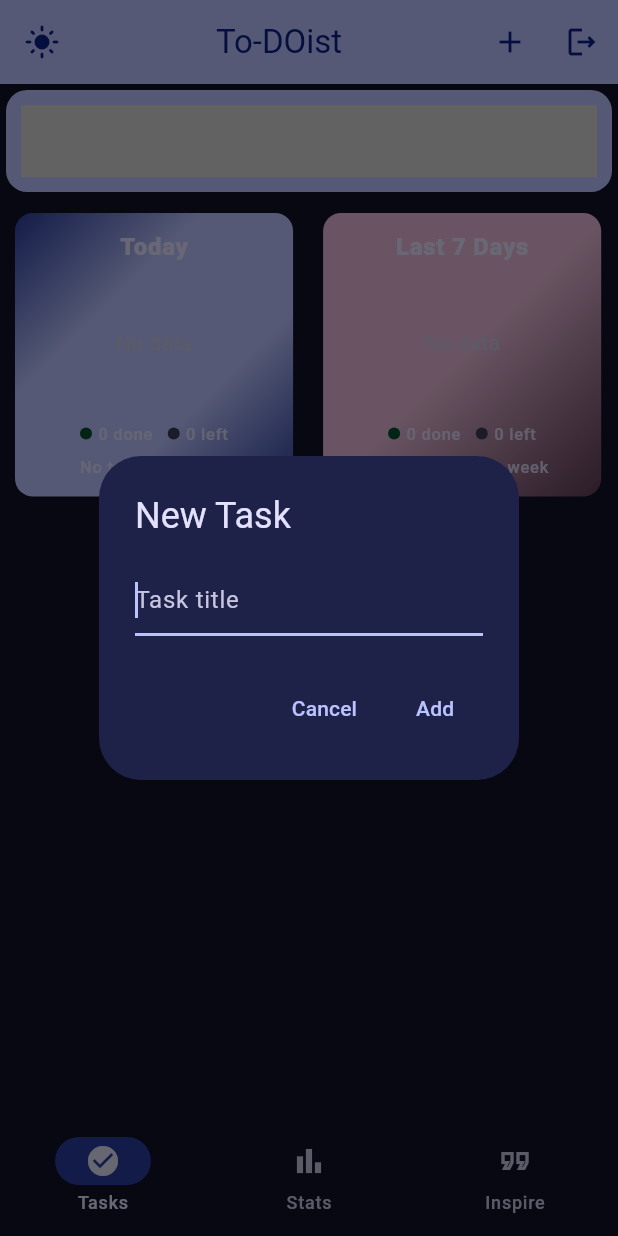
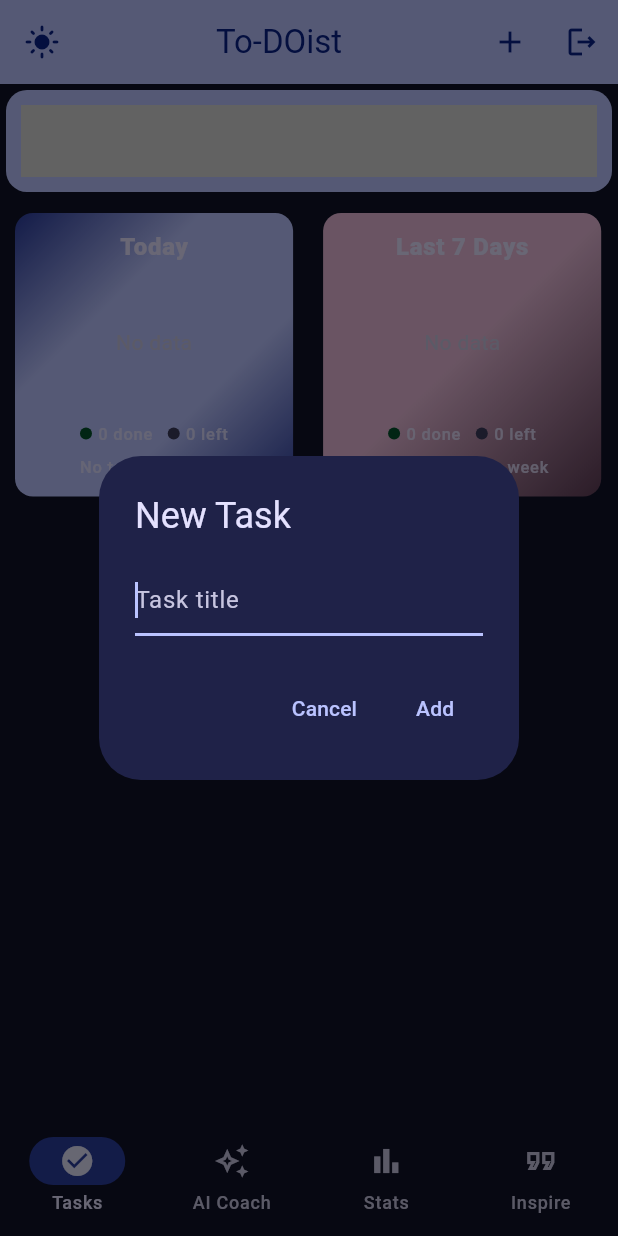
Before and after one commit to Jiya-Sharma09/Track_app, a Flutter app: the MainScreen screen opened directly, after a tap on the "dark mode" icon, after a tap on the "add" icon, on a phone screen of 412 x 824 dp. Run offline on Flutter 3.47's test engine with Material 3 defaults, Android fonts, the light colour scheme and no system bars; our stand-ins replace fl_chart, flutter_secure_storage, google_generative_ai, jwt_decoder, shared_preferences; missing offline and left inert: horizontal_week_calendar; accounts and stored records are empty; network calls fail.

Commit message:
feat: AI coach screen

```diff
--- /dev/null
+++ b/lib/model/chat_messages.dart
@@ -0,0 +1,5 @@
+class ChatMessages {
+  final String text;
+  final String sender;
+  ChatMessages({required this.sender, required this.text});
+}
--- a/lib/screens/ai_screen.dart
+++ b/lib/screens/ai_screen.dart
@@ -0,0 +1,211 @@
+import 'package:flutter/material.dart';
+import 'package:provider/provider.dart';
+import 'package:track_app/providers/todo_provider.dart';
+import 'package:track_app/service/gemini_service.dart';
+import 'package:track_app/model/chat_messages.dart';
+
+class AiScreen extends StatefulWidget {
+  const AiScreen({super.key});
+
+  @override
+  State<AiScreen> createState() => _AiScreenState();
+}
+
+class _AiScreenState extends State<AiScreen> {
+  final List<ChatMessages> _messages = [];
+  final _gemini = GeminiService();
+  final _inputController = TextEditingController();
+  final _scrollController = ScrollController();
+  bool _isLoading = false;
+
+  @override
+  void initState() {
+    super.initState();
+    _initialLoadMessage();
+  }
+
+  Future<void> _initialLoadMessage() async {
+    final todos = context.read<TodoProvider>().todos;
+    final prompt = _gemini.buildInitialPrompt(todos);
+
+    setState(() => _isLoading = true);
+
+    final response = await _gemini.sendMessage(prompt);
+
+    setState(() {
+      _messages.add(ChatMessages(sender: "ai", text: response));
+      _isLoading = false;
+    });
+    _scrollToBottom();
+  }
+
+  Future<void> _chatting(String userMessage) async {
+    if (userMessage.trim().isEmpty) return;
+
+    setState(() {
+      _messages.add(ChatMessages(sender: "user", text: userMessage.trim()));
+      _isLoading = true;
+    });
+    _inputController.clear();
+    _scrollToBottom();
+
+    final reply = await _gemini.sendMessage(userMessage.trim());
+
+    setState(() {
+      _messages.add(ChatMessages(sender: "ai", text: reply));
+      _isLoading = false;
+    });
+    _scrollToBottom();
+  }
+
+  void _scrollToBottom() {
+    WidgetsBinding.instance.addPostFrameCallback((_) {
+      if (_scrollController.hasClients) {
+        _scrollController.animateTo(
+          _scrollController.position.maxScrollExtent,
+          duration: const Duration(milliseconds: 300),
+          curve: Curves.easeOut,
+        );
+      }
+    });
+  }
+
+  @override
+  void dispose() {
+    _inputController.dispose();
+    _scrollController.dispose();
+    super.dispose();
+  }
+
+  Future<void> _refresh() async {
+  final todos = context.read<TodoProvider>().todos;
+  final prompt = _gemini.buildInitialPrompt(todos);
+
+  setState(() {
+    _messages.clear();  // clear old conversation
+    _gemini.clearHistory(); // clear Gemini's memory too
+    _isLoading = true;
+  });
+
+  final response = await _gemini.sendMessage(prompt);
+
+  setState(() {
+    _messages.add(ChatMessages(sender: "ai", text: response));
+    _isLoading = false;
+  });
+  _scrollToBottom();
+}
+
+
+
+  @override
+  Widget build(BuildContext context) {
+    final scheme = Theme.of(context).colorScheme;
+
+    return Scaffold(
+      appBar: AppBar(
+        title: Text("Your AI Productivity Coach !"),
+        backgroundColor: scheme.primary,
+        foregroundColor: scheme.onPrimary,
+        centerTitle: true,
+        // Add to AppBar actions
+         actions: [ IconButton(
+            onPressed: _isLoading ? null : _refresh,
+            icon: const Icon(Icons.refresh),
+            tooltip: 'Re-analyse my tasks',
+          ),]
+      ),
+      body: Column(
+        children: [
+          Expanded(
+            child: ListView.builder(
+              controller: _scrollController,
+              padding: const EdgeInsets.all(16),
+              itemCount: _messages.length + (_isLoading ? 1 : 0),
+              itemBuilder: (context, index) {
+                if (index == _messages.length) {
+                  return Align(
+                    alignment: Alignment.centerLeft,
+                    child: Container(
+                      margin: const EdgeInsets.symmetric(vertical: 4),
+                      padding: const EdgeInsets.all(12),
+                      decoration: BoxDecoration(
+                        color: scheme.surfaceContainerHigh,
+                        borderRadius: BorderRadius.circular(16),
+                      ),
+                      child: const SizedBox(
+                        width: 40,
+                        child: LinearProgressIndicator(),
+                      ),
+                    ),
+                  );
+                }
+
+                final message = _messages[index];
+                final isUser = message.sender == "user";
+
+                return Align(
+                  alignment: isUser
+                      ? Alignment.centerRight
+                      : Alignment.centerLeft,
+                  child: Container(
+                    margin: const EdgeInsets.symmetric(vertical: 4),
+                    padding: const EdgeInsets.symmetric(
+                      horizontal: 14,
+                      vertical: 10,
+                    ),
+                    constraints: BoxConstraints(
+                      maxWidth: MediaQuery.of(context).size.width * 0.75,
+                    ),
+                    decoration: BoxDecoration(
+                      color: isUser
+                          ? scheme.primary
+                          : scheme.surfaceContainerHigh,
+                      borderRadius: BorderRadius.circular(16),
+                    ),
+                    child: Text(
+                      message.text,
+                      style: TextStyle(
+                        color: isUser ? scheme.onPrimary : scheme.onSurface,
+                      ),
+                    ),
+                  ),
+                );
+              },
+            ),
+          ),
+          Padding(
+            padding: const EdgeInsets.fromLTRB(12, 8, 12, 16),
+            child: Row(
+              children: [
+                Expanded(
+                  child: TextField(
+                    controller: _inputController,
+                    decoration: InputDecoration(
+                      hintText: 'Ask your productivity coach...',
+                      border: OutlineInputBorder(
+                        borderRadius: BorderRadius.circular(24),
+                      ),
+                      contentPadding: const EdgeInsets.symmetric(
+                        horizontal: 16,
+                        vertical: 12,
+                      ),
+                    ),
+                    onSubmitted: (value) => _chatting(value),
+                  ),
+                ),
+                const SizedBox(width: 8),
+                IconButton.filled(
+                  onPressed: _isLoading
+                      ? null
+                      : () => _chatting(_inputController.text),
+                  icon: const Icon(Icons.send_rounded),
+                ),
+              ],
+            ),
+          ),
+        ],
+      ),
+    );
+  }
+}
--- a/lib/screens/main_screen.dart
+++ b/lib/screens/main_screen.dart
@@ -1,10 +1,9 @@
 import 'package:flutter/material.dart';
-import 'package:track_app/screens/home_screen.dart';   // ← your existing file, unchanged
+import 'package:track_app/screens/ai_screen.dart';
+import 'package:track_app/screens/home_screen.dart';
 import 'package:track_app/screens/stats_screen.dart';
 import 'package:track_app/screens/quotes_screen.dart';
 
-/// This is the ONLY new wrapper. HomeScreen is untouched.
-/// Point your post-login navigation here instead of HomeScreen.
 class MainScreen extends StatefulWidget {
   const MainScreen({super.key});
 
@@ -15,12 +14,9 @@ class MainScreen extends StatefulWidget {
 class _MainScreenState extends State<MainScreen> {
   int _currentIndex = 0;
 
-  // IndexedStack renders all three pages simultaneously but only
-  // displays the one at [_currentIndex]. This preserves scroll
-  // positions, loaded data, and widget state across tab switches —
-  // much better than rebuilding widgets on every tap.
   final List<Widget> _pages = const [
     HomeScreen(),
+    AiScreen(),
     StatsScreen(),
     QuotesScreen(),
   ];
@@ -30,10 +26,7 @@ class _MainScreenState extends State<MainScreen> {
     final scheme = Theme.of(context).colorScheme;
 
     return Scaffold(
-      // IndexedStack sits here — no Scaffold inside each child page
-      // should define its own bottomNavigationBar, or it will fight
-      // with this one. The nav bar lives here and nowhere else.
-      body: IndexedStack(
+        body: IndexedStack(
         index: _currentIndex,
         children: _pages,
       ),
@@ -50,6 +43,11 @@ class _MainScreenState extends State<MainScreen> {
             label: 'Tasks',
           ),
           NavigationDestination(
+            icon: Icon(Icons.auto_awesome_outlined),
+            selectedIcon: Icon(Icons.auto_awesome),
+            label: 'AI Coach',
+          ),
+          NavigationDestination(
             icon: Icon(Icons.bar_chart_outlined),
             selectedIcon: Icon(Icons.bar_chart),
             label: 'Stats',
--- a/lib/screens/quotes_screen.dart
+++ b/lib/screens/quotes_screen.dart
@@ -69,7 +69,8 @@ class _QuotesScreenState extends State<QuotesScreen>
       backgroundColor: scheme.surface,
       appBar: AppBar(
         title: const Text('Inspire'),
-        backgroundColor: scheme.surface,
+        backgroundColor: scheme.primary,
+        foregroundColor: scheme.onPrimary,
         centerTitle: true,
       ),
       body: Padding(
--- a/lib/screens/stats_screen.dart
+++ b/lib/screens/stats_screen.dart
@@ -78,7 +78,8 @@ class StatsScreen extends StatelessWidget {
       backgroundColor: scheme.surface,
       appBar: AppBar(
         title: const Text('Stats'),
-        backgroundColor: scheme.surface,
+        backgroundColor: scheme.primary,
+        foregroundColor: scheme.onPrimary,
         centerTitle: true,
       ),
       body: SingleChildScrollView(
--- a/lib/service/api_service.dart
+++ b/lib/service/api_service.dart
@@ -129,4 +129,5 @@ class ApiService {
     }
     throw Exception('Failed to fetch quote');
   }
+
 }
--- a/lib/service/gemini_key.dart
+++ /dev/null
@@ -1,3 +0,0 @@
-class GeminiConfig {
-  static const apiKey = "YOUR_API_KEY";
-}
--- a/lib/service/gemini_service.dart
+++ b/lib/service/gemini_service.dart
@@ -39,4 +39,6 @@ class GeminiService {
               Keep it concise.
            """;
   }
+
+  void clearHistory() => _chat.clear();
 }
```
Also changed, not shown: 1 other file.
